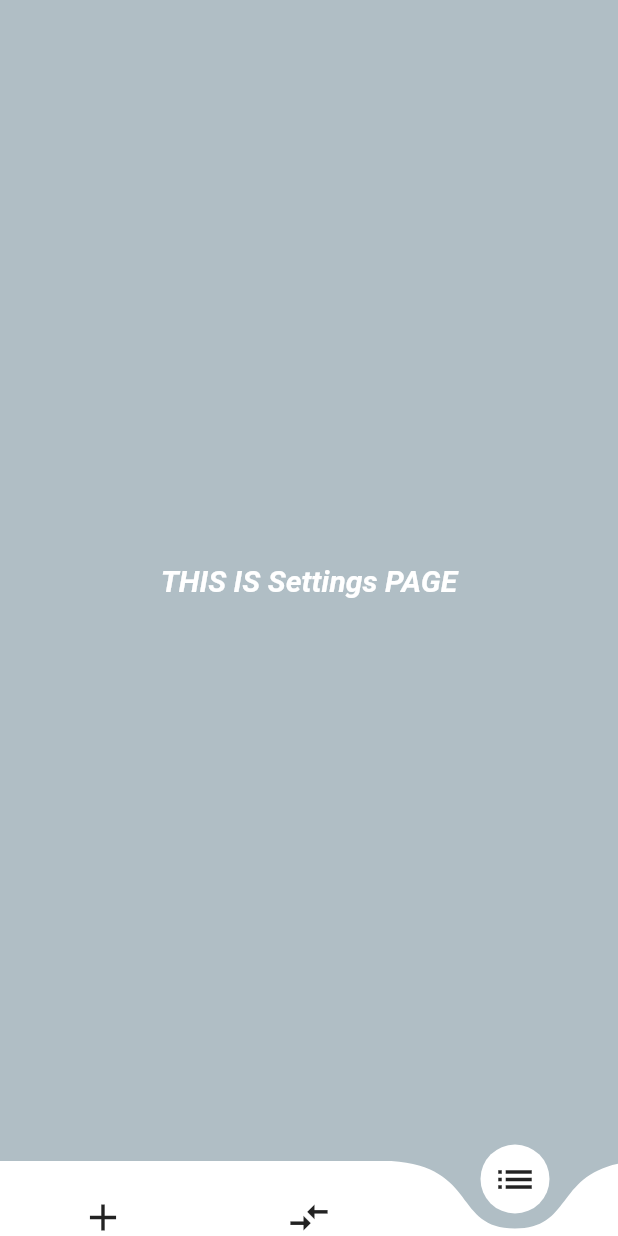
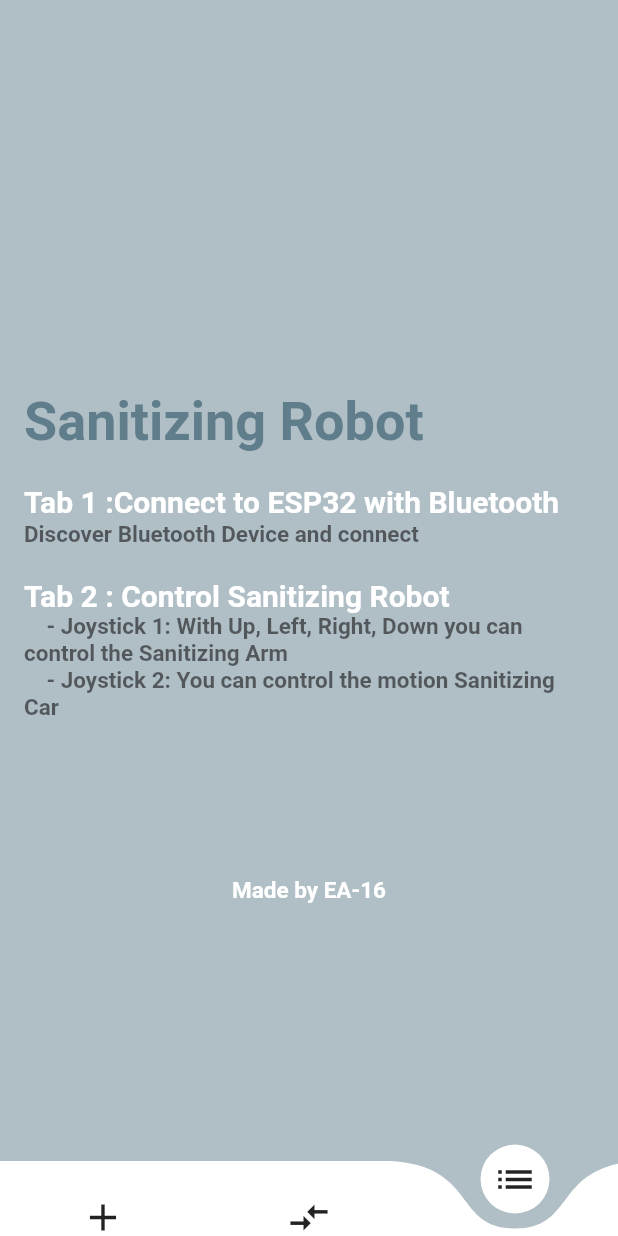
Before and after one commit to senorbeast/sanesp32, a Flutter app: the screen it shows after launch, item 3 of the bottom bar chosen, on a phone screen of 412 x 824 dp. Run offline on Flutter 3.47's test engine with Material 2 defaults, Android fonts, the light colour scheme and no system bars; drawn by our look-alikes of curved_navigation_bar; our stand-ins replace flutter_bluetooth_serial; missing offline and left inert: control_pad; statements that could not run were skipped.

Commit message:
UI Update

```diff
--- a/lib/main.dart
+++ b/lib/main.dart
@@ -19,8 +19,8 @@
     SettingPage()
   ]; // listing of all 3 pages index wise
   final bgcolor = [
-    Colors.white,
-    Colors.orange[300],
+    Colors.blueGrey[200],
+    Colors.blueGrey[200],
     Colors.blueGrey[200]
   ]; // changing color as per active index value
   GlobalKey _bottomNavigationKey = GlobalKey();
--- a/lib/pages/blePg.dart
+++ b/lib/pages/blePg.dart
@@ -86,8 +86,10 @@
   @override
   Widget build(BuildContext context) {
     return Scaffold(
+      backgroundColor: Colors.blueGrey[200],
       appBar: AppBar(
         title: const Text('Bluetooth Page'),
+        backgroundColor: Colors.indigo[600],
       ),
       body: Container(
         child: ListView(
--- a/lib/pages/settingPg.dart
+++ b/lib/pages/settingPg.dart
@@ -5,17 +5,80 @@
   Widget build(BuildContext context) {
     return Scaffold(
       backgroundColor: Colors.blueGrey[200],
-      body: Center(
-        // child: Container(
-        child: Text(
-          "THIS IS Settings PAGE",
+      body: Container(
+          child: Column(
+              mainAxisAlignment: MainAxisAlignment.center,
+              crossAxisAlignment: CrossAxisAlignment.center,
+              children: [
+            SizedBox(
+              height: 100,
+            ),
+            ListTile(
+                title: Text(
+              'Sanitizing Robot',
+              style: TextStyle(
+                  color: Colors.blueGrey,
+                  fontSize: 36,
+                  fontWeight: FontWeight.w700),
+            )),
+            ListTile(
+              title: Text(
+                'Tab 1 :Connect to ESP32 with Bluetooth',
                 style: TextStyle(
                     color: Colors.white,
                     fontSize: 20,
-              fontStyle: FontStyle.italic,
                     fontWeight: FontWeight.w700),
               ),
+              subtitle: Text(
+                'Discover Bluetooth Device and connect',
+                style: TextStyle(fontSize: 15, fontWeight: FontWeight.w700),
               ),
+            ),
+            ListTile(
+              title: Text(
+                'Tab 2 : Control Sanitizing Robot',
+                style: TextStyle(
+                    color: Colors.white,
+                    fontSize: 20,
+                    fontWeight: FontWeight.w700),
+              ),
+              subtitle: Column(
+                children: [
+                  Text(
+                    '    - Joystick 1: With Up, Left, Right, Down you can control the Sanitizing Arm ',
+                    style: TextStyle(fontSize: 15, fontWeight: FontWeight.w700),
+                  ),
+                  Text(
+                    '    - Joystick 2: You can control the motion Sanitizing Car',
+                    style: TextStyle(fontSize: 15, fontWeight: FontWeight.w700),
+                  ),
+                ],
+              ),
+            ),
+            SizedBox(
+              height: 100,
+            ),
+            Container(
+              child: Column(
+                children: [
+                  Text(
+                    'Made by EA-16',
+                    style: TextStyle(
+                        color: Colors.white,
+                        fontSize: 15,
+                        fontWeight: FontWeight.w700),
+                  ),
+                  Text(
+                    '',
+                    style: TextStyle(
+                        color: Colors.white,
+                        fontSize: 15,
+                        fontWeight: FontWeight.w700),
+                  ),
+                ],
+              ),
+            )
+          ])),
     );
   }
 }
```
Also changed, not shown: lib/pages/joystickPg.dart (+38 -7 lines). Lines whose indentation alone changed are shown as unchanged.
